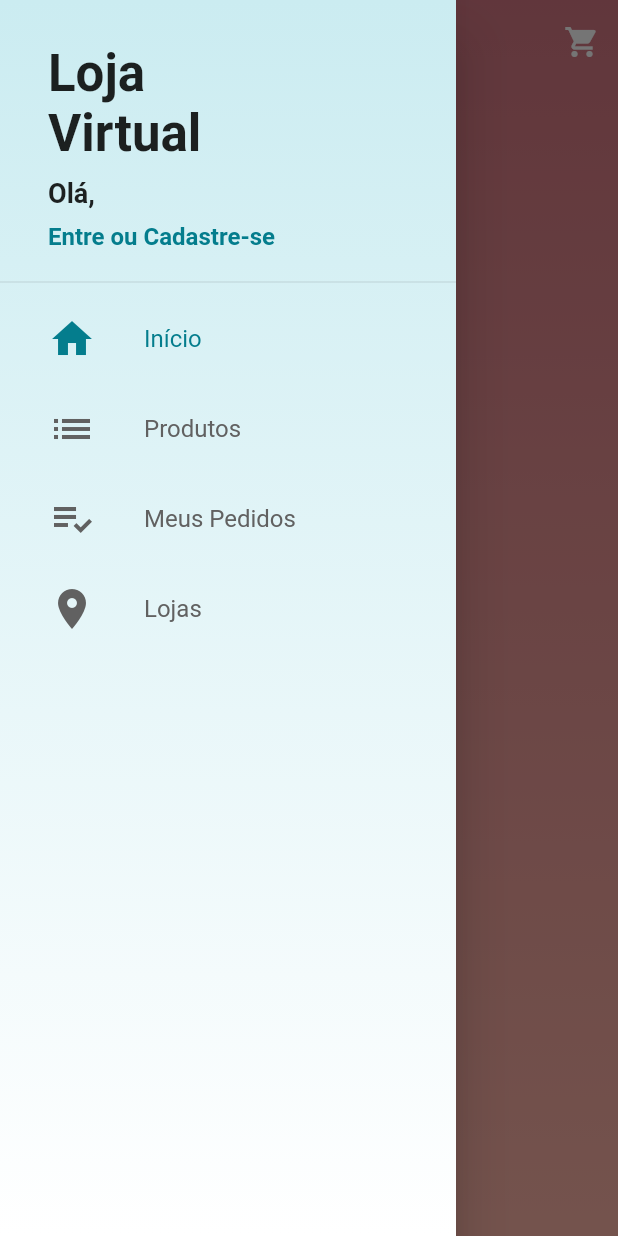
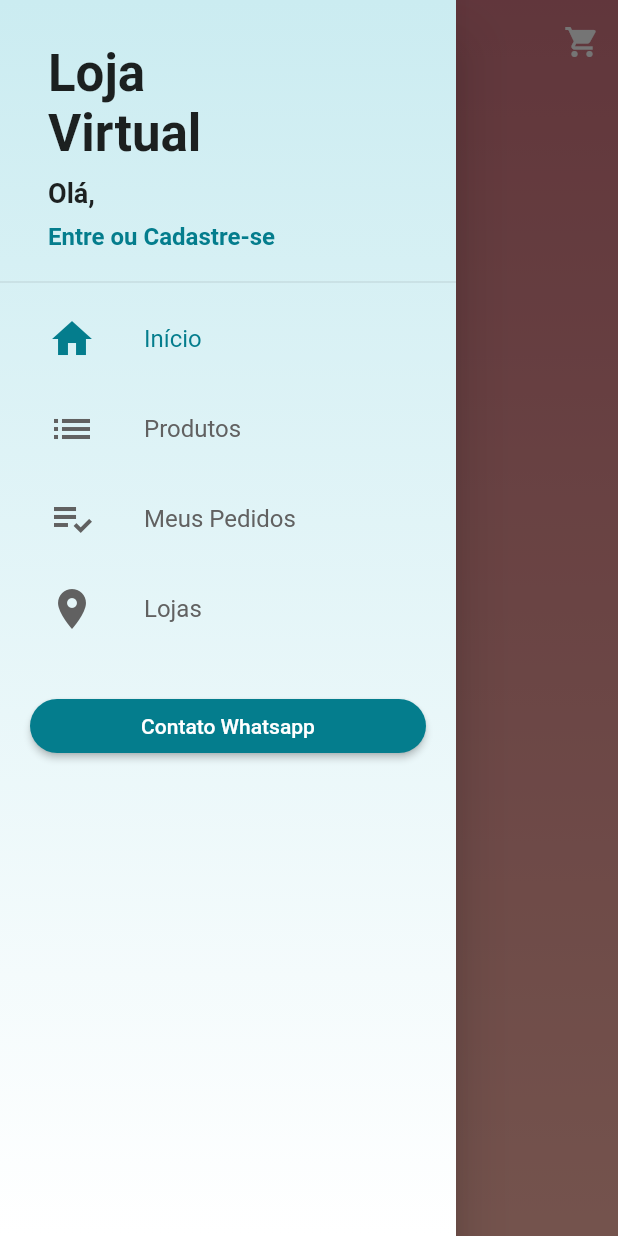
Before and after one commit to KevinKobori/ifood_interview, a Flutter app: the screen it shows after launch, with the side drawer open, on a phone screen of 412 x 824 dp. Run offline on Flutter 3.47's test engine with Material 2 defaults, Android fonts, the phone set to English and light mode, and no system bars; our stand-ins replace brasil_fields, carousel_pro, cloud_firestore, cloud_functions, dio, firebase_auth and 15 more; missing offline and left inert: alphabet_list_scroll_view, cpf_cnpj_validator, credit_card_type_detector, flutter_facebook_login, map_launcher; accounts and stored records are empty.

Commit message:
added whatsapp, google SignIn, .trim() on email, userModel code and imageProfile

```diff
--- a/lib/common/custom_drawer/custom_drawer.dart
+++ b/lib/common/custom_drawer/custom_drawer.dart
@@ -4,8 +4,9 @@ import 'package:lojavirtual/common/custom_drawer/drawer_tile.dart';
 import 'package:lojavirtual/models/user_manager.dart';
 import 'package:provider/provider.dart';
 
+import '../whatsapp_card.dart';
+
 class CustomDrawer extends StatelessWidget {
-
   @override
   Widget build(BuildContext context) {
     return Drawer(
@@ -20,8 +21,7 @@ class CustomDrawer extends StatelessWidget {
               ],
               begin: Alignment.topCenter,
               end: Alignment.bottomCenter,
-              )
-            ),
+            )),
           ),
           ListView(
             children: <Widget>[
@@ -47,9 +47,14 @@ class CustomDrawer extends StatelessWidget {
                 title: 'Lojas',
                 page: 3,
               ),
+              const WhatsappCard(
+                buttonText: 'Contato Whatsapp',
+                onPressed: true,
+                cartDoubt: false,
+              ),
               Consumer<UserManager>(
-                builder: (_, userManager, __){
-                  if(userManager.adminEnabled){
+                builder: (_, userManager, __) {
+                  if (userManager.adminEnabled) {
                     return Column(
                       children: <Widget>[
                         const Divider(),
--- a/lib/common/custom_drawer/custom_drawer_header.dart
+++ b/lib/common/custom_drawer/custom_drawer_header.dart
@@ -23,7 +23,7 @@ class CustomDrawerHeader extends StatelessWidget {
                 ),
               ),
               Text(
-                'Olá, ${userManager.user?.name ?? ''}',
+                'Olá, ${userManager.userModel?.name ?? ''}',
                 overflow: TextOverflow.ellipsis,
                 maxLines: 2,
                 style: const TextStyle(
--- /dev/null
+++ b/lib/common/whatsapp_card.dart
@@ -0,0 +1,90 @@
+import 'package:flutter/foundation.dart' show kIsWeb;
+import 'package:flutter/material.dart';
+import 'package:provider/provider.dart';
+import 'package:url_launcher/url_launcher.dart';
+
+import '../models/cart_manager.dart';
+import '../models/user_manager.dart';
+
+class WhatsappCard extends StatelessWidget {
+  const WhatsappCard({
+    @required this.buttonText,
+    @required this.onPressed,
+    @required this.cartDoubt,
+  });
+
+  final String buttonText;
+  final bool onPressed;
+  final bool cartDoubt;
+
+  @override
+  Widget build(BuildContext context) {
+    final cartManager = context.watch<CartManager>();
+
+    final userManager = context.watch<UserManager>();
+
+    String generateMessage() {
+      String msg = '';
+      if (cartDoubt) {
+        String produtos = '';
+        for (int i = 0; i < cartManager.items.length; i++) {
+          // ignore: use_string_buffers
+          produtos +=
+              '${'- ${cartManager.items[i].product.name}\n'}${'  - Medida: ${cartManager.items[i].size}\n'}${'  - Valor: ${cartManager.items[i].unitPrice.toStringAsFixed(2)}\n'}${'  - Quantidade: ${cartManager.items[i].quantity}\n'}';
+        }
+        if (cartManager.isAddressValid) {
+          msg =
+              '${'Nome do cliente: ${userManager.userModel.name}\n'}${'Subtotal: R\$ ${cartManager.productsPrice.toStringAsFixed(2)}\n'}Entrega: valor a negociar!\n\nProdutos:\n${'$produtos\n'}Endereço de entrega:\n${'${cartManager.address.street}, ${cartManager.address.number}.\n${cartManager.address.district}.\n'}${'${cartManager.address.city} - ${cartManager.address.state}.'}';
+        } else {
+          msg =
+              '${'Nome do cliente: ${userManager.userModel.name}\n'}${'Subtotal: R\$ ${cartManager.productsPrice.toStringAsFixed(2)}\n'}Entrega: valor a negociar!\n\nProdutos:\n${'$produtos\n'}Endereço de entrega:\nEndereço não informado!';
+        }
+      } else {
+        msg =
+            'Bom dia, queria tirar algumas dúvidas sobre os produtos da Selim Jóias.';
+      }
+      return 'whatsapp://send?phone=+5561991200684&text=$msg';
+    }
+
+    Future<void> launchWhatsapp() async {
+      String url = generateMessage();
+      if (kIsWeb) {
+        // js.context.callMethod("open", [url]);
+      } else {
+        await canLaunch(url) ? launch(url) : print("can't open whatsapp");
+      }
+    }
+
+    return Padding(
+      padding: const EdgeInsets.symmetric(horizontal: 4, vertical: 8),
+      child: Padding(
+        padding: const EdgeInsets.fromLTRB(16, 16, 16, 4),
+        child: Column(
+          crossAxisAlignment: CrossAxisAlignment.stretch,
+          children: <Widget>[
+            ElevatedButton(
+              style: ButtonStyle(
+                backgroundColor: MaterialStateProperty.resolveWith<Color>(
+                  (Set<MaterialState> states) {
+                    return Theme.of(context).accentColor;
+                  },
+                ),
+                shape: MaterialStateProperty.all<RoundedRectangleBorder>(
+                  RoundedRectangleBorder(
+                    borderRadius: BorderRadius.circular(26.0),
+                  ),
+                ),
+              ),
+              onPressed: onPressed
+                  ? () async {
+                      await launchWhatsapp();
+                    }
+                  : null,
+              child: Text(buttonText),
+            ),
+          ],
+        ),
+      ),
+    );
+  }
+}
--- a/lib/main.dart
+++ b/lib/main.dart
@@ -55,7 +55,7 @@ class MyApp extends StatelessWidget {
           create: (_) => OrdersManager(),
           lazy: false,
           update: (_, userManager, ordersManager) =>
-              ordersManager..updateUser(userManager.user),
+              ordersManager..updateUser(userManager.userModel),
         ),
         ChangeNotifierProxyProvider<UserManager, AdminUsersManager>(
           create: (_) => AdminUsersManager(),
--- a/lib/models/admin_orders_manager.dart
+++ b/lib/models/admin_orders_manager.dart
@@ -3,13 +3,13 @@ import 'dart:async';
 import 'package:cloud_firestore/cloud_firestore.dart';
 import 'package:flutter/cupertino.dart';
 import 'package:lojavirtual/models/order.dart';
-import 'package:lojavirtual/models/user.dart';
+import 'package:lojavirtual/models/user_model.dart';
 
 class AdminOrdersManager extends ChangeNotifier {
 
   final List<Order> _orders = [];
 
-  User userFilter;
+  UserModel userFilter;
   List<Status> statusFilter = [Status.preparing];
 
   final Firestore firestore = Firestore.instance;
@@ -59,7 +59,7 @@ class AdminOrdersManager extends ChangeNotifier {
     });
   }
 
-  void setUserFilter(User user){
+  void setUserFilter(UserModel user){
     userFilter = user;
     notifyListeners();
   }
--- a/lib/models/admin_users_manager.dart
+++ b/lib/models/admin_users_manager.dart
@@ -2,12 +2,12 @@ import 'dart:async';
 
 import 'package:cloud_firestore/cloud_firestore.dart';
 import 'package:flutter/cupertino.dart';
-import 'package:lojavirtual/models/user.dart';
+import 'package:lojavirtual/models/user_model.dart';
 import 'package:lojavirtual/models/user_manager.dart';
 
 class AdminUsersManager extends ChangeNotifier {
 
-  List<User> users = [];
+  List<UserModel> users = [];
 
   final Firestore firestore = Firestore.instance;
 
@@ -26,7 +26,7 @@ class AdminUsersManager extends ChangeNotifier {
   void _listenToUsers(){
     _subscription = firestore.collection('users').snapshots()
         .listen((snapshot){
-      users = snapshot.documents.map((d) => User.fromDocument(d)).toList();
+      users = snapshot.documents.map((d) => UserModel.fromDocument(d)).toList();
       users.sort((a, b) =>
           a.name.toLowerCase().compareTo(b.name.toLowerCase()));
       notifyListeners();
--- a/lib/models/cart_manager.dart
+++ b/lib/models/cart_manager.dart
@@ -4,7 +4,7 @@ import 'package:geolocator/geolocator.dart';
 import 'package:lojavirtual/models/address.dart';
 import 'package:lojavirtual/models/cart_product.dart';
 import 'package:lojavirtual/models/product.dart';
-import 'package:lojavirtual/models/user.dart';
+import 'package:lojavirtual/models/user_model.dart';
 import 'package:lojavirtual/models/user_manager.dart';
 import 'package:lojavirtual/services/cepaberto_service.dart';
 
@@ -12,7 +12,7 @@ class CartManager extends ChangeNotifier {
 
   List<CartProduct> items = [];
 
-  User user;
+  UserModel user;
   Address address;
 
   num productsPrice = 0.0;
@@ -30,7 +30,7 @@ class CartManager extends ChangeNotifier {
   final Firestore firestore = Firestore.instance;
 
   void updateUser(UserManager userManager){
-    user = userManager.user;
+    user = userManager.userModel;
     productsPrice = 0.0;
     items.clear();
     removeAddress();
--- a/lib/models/orders_manager.dart
+++ b/lib/models/orders_manager.dart
@@ -3,11 +3,11 @@ import 'dart:async';
 import 'package:cloud_firestore/cloud_firestore.dart';
 import 'package:flutter/cupertino.dart';
 import 'package:lojavirtual/models/order.dart';
-import 'package:lojavirtual/models/user.dart';
+import 'package:lojavirtual/models/user_model.dart';
 
 class OrdersManager extends ChangeNotifier {
 
-  User user;
+  UserModel user;
 
   List<Order> orders = [];
 
@@ -15,7 +15,7 @@ class OrdersManager extends ChangeNotifier {
 
   StreamSubscription _subscription;
 
-  void updateUser(User user){
+  void updateUser(UserModel user){
     this.user = user;
     orders.clear();
 
--- a/lib/models/user.dart
+++ b/lib/models/user_model.dart
@@ -4,15 +4,17 @@ import 'package:cloud_firestore/cloud_firestore.dart';
 import 'package:firebase_messaging/firebase_messaging.dart';
 import 'package:lojavirtual/models/address.dart';
 
-class User {
-  User({this.email, this.password, this.name, this.id});
+class UserModel {
+  UserModel({this.email, this.password, this.name, this.id});
 
-  User.fromDocument(DocumentSnapshot document) {
+  UserModel.fromDocument(DocumentSnapshot document) {
     id = document.documentID;
     name = document.data['name'] as String;
     email = document.data['email'] as String;
     cpf = document.data['cpf'] as String;
-    emailVerified = document.data['emailVerified'] as bool;
+    imageProfile = document.data['imageProfile'] as String;
+    code = document.data['code'] as String;
+    // emailVerified = document.data['emailVerified'] as bool;
     if (document.data.containsKey('address')) {
       address =
           Address.fromMap(document.data['address'] as Map<String, dynamic>);
@@ -30,7 +32,9 @@ class User {
 
   bool admin = false;
 
-  bool emailVerified;
+  String code;
+  String imageProfile;
+  // bool emailVerified;
 
   Address address;
 
@@ -49,7 +53,9 @@ class User {
     return {
       'name': name,
       'email': email,
-      'emailVerified': emailVerified,
+      'code': code,
+      // 'emailVerified': emailVerified,
+      if (imageProfile != null) 'imageProfile': imageProfile,
       if (address != null) 'address': address.toMap(),
       if (cpf != null) 'cpf': cpf
     };
--- a/lib/screens/address/address_screen.dart
+++ b/lib/screens/address/address_screen.dart
@@ -1,5 +1,6 @@
 import 'package:flutter/material.dart';
 import 'package:lojavirtual/common/price_card.dart';
+import 'package:lojavirtual/common/whatsapp_card.dart';
 import 'package:lojavirtual/models/cart_manager.dart';
 import 'package:lojavirtual/screens/address/components/address_card.dart';
 import 'package:provider/provider.dart';
@@ -16,14 +17,21 @@ class AddressScreen extends StatelessWidget {
         children: <Widget>[
           AddressCard(),
           Consumer<CartManager>(
-            builder: (_, cartManager, __){
+            builder: (_, cartManager, __) {
               return PriceCard(
                 buttonText: 'Continuar para o Pagamento',
-                onPressed: cartManager.isAddressValid ? (){
-                  Navigator.of(context).pushNamed('/checkout');
-                } : null,
+                onPressed: cartManager.isAddressValid
+                    ? () {
+                        Navigator.of(context).pushNamed('/checkout');
+                      }
+                    : null,
               );
             },
+          ),
+          const WhatsappCard(
+            buttonText: 'Contato Whatsapp',
+            onPressed: true,
+            cartDoubt: true,
           ),
         ],
       ),
--- a/lib/screens/checkout/checkout_screen.dart
+++ b/lib/screens/checkout/checkout_screen.dart
@@ -96,7 +96,7 @@ class CheckoutScreen extends StatelessWidget {
                         creditCard.setCVV('800');
                         creditCard.setExpirationDate('12/2027');
                         print(creditCard.toString());
-                        print(userManager.user.cpf);
+                        print(userManager.userModel.cpf);
                         checkoutManager.checkout(
                           creditCard: creditCard,
                           onStockFail: (e) {
--- a/lib/screens/checkout/components/cpf_field.dart
+++ b/lib/screens/checkout/components/cpf_field.dart
@@ -26,7 +26,7 @@ class CpfField extends StatelessWidget {
               ),
             ),
             TextFormField(
-              initialValue: userManager.user.cpf,
+              initialValue: userManager.userModel.cpf,
               decoration: const InputDecoration(
                 hintText: '000.000.000-00',
                 isDense: true
@@ -41,7 +41,7 @@ class CpfField extends StatelessWidget {
                 else if(!CPFValidator.isValid(cpf)) return 'CPF Inválido';
                 return null;
               },
-              onSaved: userManager.user.setCpf,
+              onSaved: userManager.userModel.setCpf,
             )
           ],
         ),
--- a/lib/screens/signup/signup_screen.dart
+++ b/lib/screens/signup/signup_screen.dart
@@ -3,7 +3,7 @@ import 'package:flushbar/flushbar.dart';
 import 'package:flutter/material.dart';
 import 'package:lojavirtual/helpers/send_email.dart';
 import 'package:lojavirtual/helpers/validators.dart';
-import 'package:lojavirtual/models/user.dart';
+import 'package:lojavirtual/models/user_model.dart';
 import 'package:lojavirtual/models/user_manager.dart';
 import 'package:provider/provider.dart';
 
@@ -11,7 +11,7 @@ class SignUpScreen extends StatelessWidget {
   final GlobalKey<FormState> formKey = GlobalKey<FormState>();
   final GlobalKey<ScaffoldState> scaffoldKey = GlobalKey<ScaffoldState>();
 
-  final User user = User();
+  final UserModel user = UserModel();
 
   @override
   Widget build(BuildContext context) {
@@ -55,7 +55,7 @@ class SignUpScreen extends StatelessWidget {
                       validator: (email) {
                         if (email.isEmpty)
                           return 'Campo obrigatório';
-                        else if (!emailValid(email)) return 'E-mail inválido';
+                        else if (!emailValid(email.replaceAll(' ', ''))) return 'E-mail inválido';
                         return null;
                       },
                       onSaved: (email) => user.email = email,
--- a/lib/services/cielo_payment.dart
+++ b/lib/services/cielo_payment.dart
@@ -3,14 +3,14 @@ import 'dart:collection';
 import 'package:cloud_functions/cloud_functions.dart';
 import 'package:flutter/cupertino.dart';
 import 'package:lojavirtual/models/credit_card.dart';
-import 'package:lojavirtual/models/user.dart';
+import 'package:lojavirtual/models/user_model.dart';
 
 class CieloPayment {
 
   final CloudFunctions functions = CloudFunctions.instance;
 
   Future<String> authorize({CreditCard creditCard, num price,
-    String orderId, User user}) async {
+    String orderId, UserModel user}) async {
 
     try {
       final Map<String, dynamic> dataSale = {
--- a/pubspec.yaml
+++ b/pubspec.yaml
@@ -61,6 +61,7 @@ dependencies:
   firebase_messaging: ^6.0.16
   flushbar: ^1.10.4
   change_app_package_name: ^0.1.3
+  google_sign_in: ^5.0.1
 
 dev_dependencies:
   flutter_test:
```
Also changed, not shown: lib/models/user_manager.dart (+97 -21 lines), lib/screens/cart/cart_screen.dart (+26 -10 lines), lib/screens/login/login_screen.dart (+18 -3 lines), lib/screens/products/products_screen.dart (+21 -20 lines), pubspec.lock, 1 other file. Lines whose indentation alone changed are shown as unchanged.
